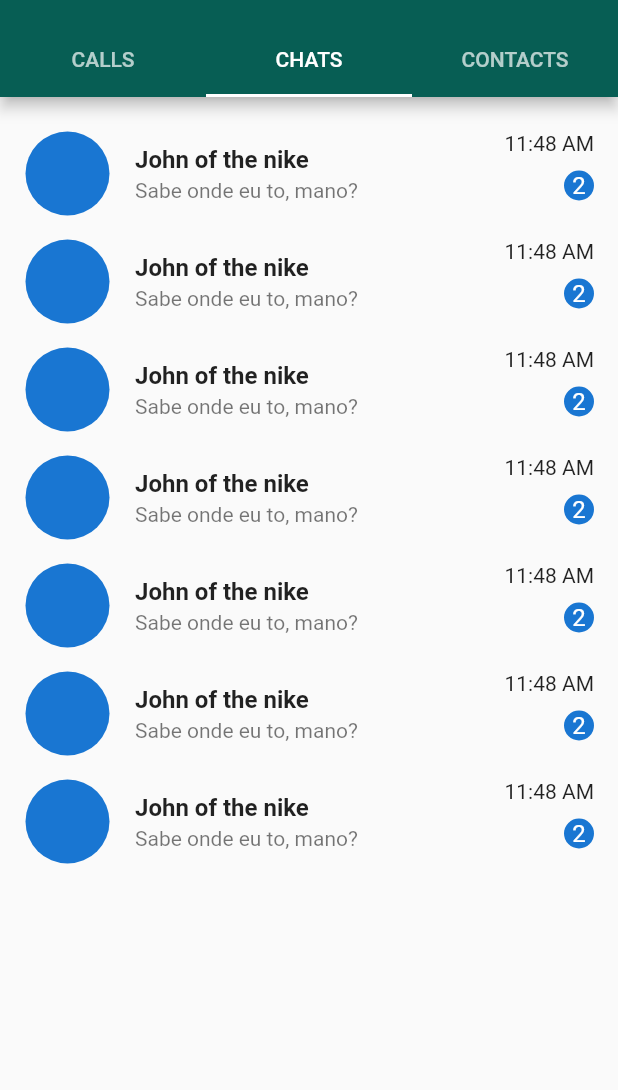
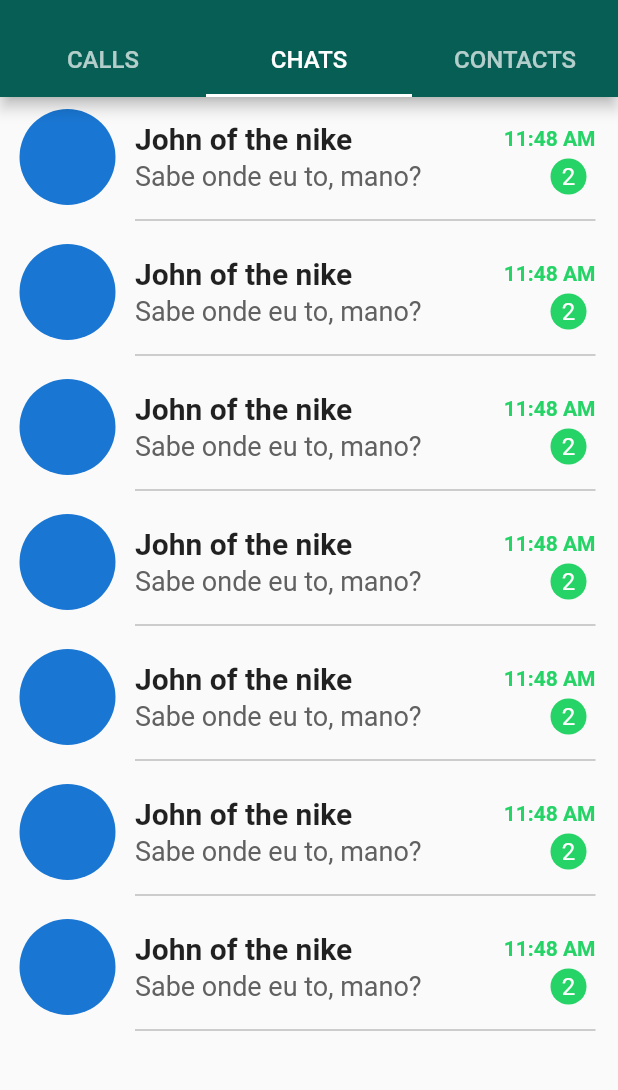
Before and after one commit to MatheusCCarmo/whatsapp-interface-flutter, a Flutter app: the screen it shows after launch, tab 2 chosen, on a phone screen of 412 x 824 dp, the part 59-1149 px from its top. Run offline on Flutter 3.47's test engine with Material 2 defaults, Android fonts, the phone set to English and light mode, and no system bars.

Commit message:
chat layout

```diff
--- a/lib/main.dart
+++ b/lib/main.dart
@@ -2,25 +2,19 @@ import 'package:flutter/material.dart';
 import 'package:whats/screens/calls_screen.dart';
 import 'package:whats/screens/chats_screen.dart';
 import 'package:whats/screens/contacts_screen.dart';
+import 'package:whats/util/custom_colors.dart';
 
 void main() {
   runApp(MyApp());
 }
 
 class MyApp extends StatelessWidget {
-  Color tealDarkGreen = Color(0xff075E54);
-  Color tealLightGreen = Color(0xff128C7E);
-  Color lightGreen = Color(0xff25D366);
-  Color outgoingChatBubble = Color(0xffDCF8C6);
-  Color checkmarkBlue = Color(0xff34B7F1);
-  Color chatBackground = Color(0xffECE5DD);
-
   @override
   Widget build(BuildContext context) {
     return MaterialApp(
       title: 'WhatsApp',
       theme: ThemeData(
-        primaryColor: tealDarkGreen,
+        primaryColor: CustomColors().tealDarkGreen,
         accentColor: Colors.white,
         visualDensity: VisualDensity.adaptivePlatformDensity,
       ),
@@ -51,7 +45,7 @@ class MyHomePage extends StatelessWidget {
               onPressed: () {},
             ),
           ],
-          bottom: TabBar(tabs: [
+          bottom: TabBar(labelStyle: TextStyle(fontSize: 16), tabs: [
             Tab(
               text: 'CALLS',
             ),
--- a/lib/screens/chats_screen.dart
+++ b/lib/screens/chats_screen.dart
@@ -5,7 +5,7 @@ class ChatsScreen extends StatelessWidget {
   @override
   Widget build(BuildContext context) {
     return Container(
-      margin: EdgeInsets.symmetric(vertical: 15),
+      // margin: EdgeInsets.symmetric(vertical: 15),
       child: ListView.builder(
         itemCount: 7,
         itemBuilder: (context, index) {
--- /dev/null
+++ b/lib/util/custom_colors.dart
@@ -0,0 +1,12 @@
+import 'package:flutter/material.dart';
+
+class CustomColors {
+  Color tealDarkGreen = Color(0xff075E54);
+  Color tealLightGreen = Color(0xff128C7E);
+  Color lightGreen = Color(0xff25D366);
+  Color outgoingChatBubble = Color(0xffDCF8C6);
+  Color checkmarkBlue = Color(0xff34B7F1);
+  Color chatBackground = Color(0xffECE5DD);
+
+  CustomColors();
+}
--- a/lib/widgets/chat_widget.dart
+++ b/lib/widgets/chat_widget.dart
@@ -1,27 +1,86 @@
 import 'package:flutter/material.dart';
+import 'package:whats/util/custom_colors.dart';
 
+//aaaaaaaaaaaaa
 class ChatWidget extends StatelessWidget {
   @override
   Widget build(BuildContext context) {
-    return ListTile(
-      leading: CircleAvatar(
-        radius: 29,
-      ),
-      title: Text(
-        'John of the nike',
-        style: TextStyle(fontWeight: FontWeight.bold),
-      ),
-      subtitle: Text('Sabe onde eu to, mano?'),
-      trailing: Column(
-        crossAxisAlignment: CrossAxisAlignment.end,
+    return Container(
+      height: 90,
+      child: Row(
+        mainAxisAlignment: MainAxisAlignment.spaceEvenly,
         children: <Widget>[
-          Text('11:48 AM'),
-          SizedBox(
-            height: 10,
+          Container(
+            width: 90,
+            margin: EdgeInsets.only(bottom: 10),
+            child: CircleAvatar(
+              radius: 32,
+            ),
           ),
-          CircleAvatar(
-            child: Text('2'),
-            radius: 10,
+          Expanded(
+            child: Container(
+              padding: EdgeInsets.only(right: 15),
+              margin: EdgeInsets.only(top: 8),
+              child: Container(
+                height: 90,
+                child: Column(
+                  crossAxisAlignment: CrossAxisAlignment.start,
+                  children: <Widget>[
+                    SizedBox(
+                      height: 8,
+                    ),
+                    Row(
+                      mainAxisAlignment: MainAxisAlignment.spaceBetween,
+                      children: <Widget>[
+                        Text(
+                          'John of the nike',
+                          style: TextStyle(
+                              fontWeight: FontWeight.bold, fontSize: 20),
+                        ),
+                        Text(
+                          '11:48 AM',
+                          style: TextStyle(
+                              color: CustomColors().lightGreen,
+                              fontWeight: FontWeight.bold),
+                        ),
+                      ],
+                    ),
+                    SizedBox(
+                      height: 2,
+                    ),
+                    Row(
+                      mainAxisAlignment: MainAxisAlignment.spaceBetween,
+                      children: <Widget>[
+                        Text('Sabe onde eu to, mano?',
+                            style: TextStyle(
+                              color: Colors.grey[700],
+                              fontSize: 18,
+                            )),
+                        Container(
+                          margin: EdgeInsets.only(right: 6),
+                          child: CircleAvatar(
+                            child: Text(
+                              '2',
+                              style: TextStyle(
+                                color: Colors.white,
+                              ),
+                            ),
+                            radius: 12,
+                            backgroundColor: CustomColors().lightGreen,
+                          ),
+                        ),
+                      ],
+                    ),
+                    SizedBox(
+                      height: 9,
+                    ),
+                    Divider(
+                      color: Colors.grey,
+                    ),
+                  ],
+                ),
+              ),
+            ),
           ),
         ],
       ),
--- a/pubspec.yaml
+++ b/pubspec.yaml
@@ -45,9 +45,6 @@ flutter:
   uses-material-design: true
 
   # To add assets to your application, add an assets section, like this:
-  # assets:
-  #   - images/a_dot_burr.jpeg
-  #   - images/a_dot_ham.jpeg
 
   # An image asset can refer to one or more resolution-specific "variants", see
   # https://flutter.dev/assets-and-images/#resolution-aware.
```
